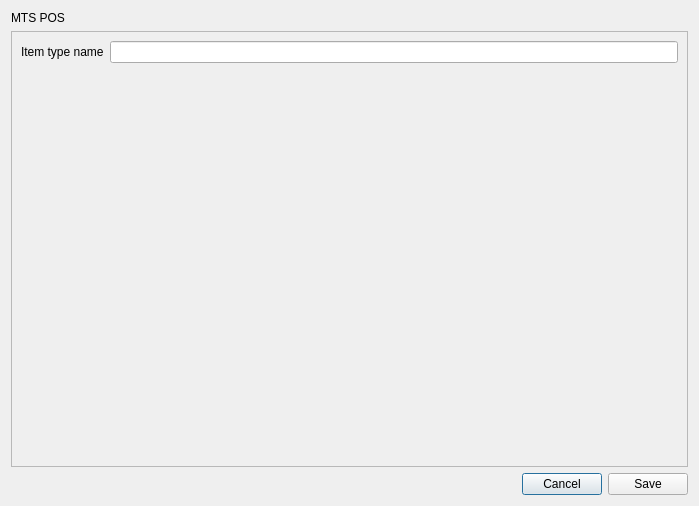
This is app/views/templates/generated/EditItemType.ui in rondalefloyd/mts-pos as Qt 5 draws it before an edit. The edited form follows.
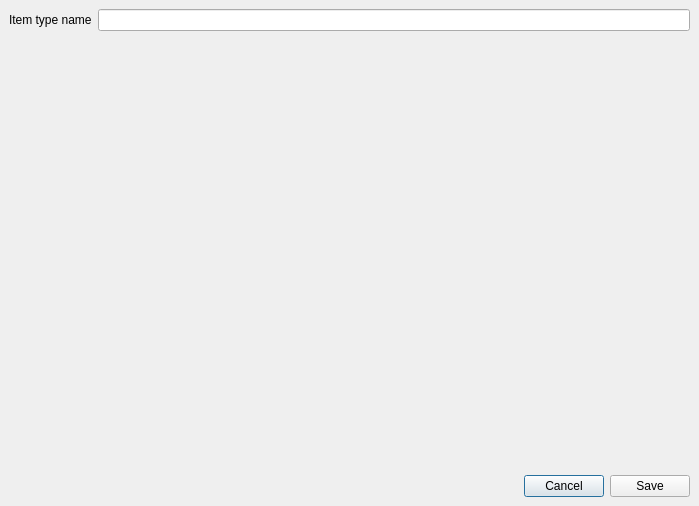
This is the edited form.

Diff of the .ui file:
```diff
--- a/app/views/templates/generated/EditItemType.ui
+++ b/app/views/templates/generated/EditItemType.ui
@@ -14,21 +14,26 @@
    <string>Edit item type</string>
   </property>
   <layout class="QVBoxLayout" name="verticalLayout">
-   <item>
-    <widget class="QLabel" name="label_6">
-     <property name="sizePolicy">
-      <sizepolicy hsizetype="Preferred" vsizetype="Fixed">
-       <horstretch>0</horstretch>
-       <verstretch>0</verstretch>
-      </sizepolicy>
-     </property>
-     <property name="text">
-      <string>MTS POS</string>
-     </property>
-    </widget>
-   </item>
+   <property name="spacing">
+    <number>0</number>
+   </property>
+   <property name="leftMargin">
+    <number>0</number>
+   </property>
+   <property name="topMargin">
+    <number>0</number>
+   </property>
+   <property name="rightMargin">
+    <number>0</number>
+   </property>
+   <property name="bottomMargin">
+    <number>0</number>
+   </property>
    <item>
     <widget class="QScrollArea" name="scrollArea">
+     <property name="frameShape">
+      <enum>QFrame::NoFrame</enum>
+     </property>
      <property name="widgetResizable">
       <bool>true</bool>
      </property>
@@ -37,8 +42,8 @@
        <rect>
         <x>0</x>
         <y>0</y>
-        <width>679</width>
-        <height>436</height>
+        <width>699</width>
+        <height>465</height>
        </rect>
       </property>
       <layout class="QFormLayout" name="formLayout">
@@ -57,7 +62,8 @@
     </widget>
    </item>
    <item>
-    <layout class="QHBoxLayout" name="horizontalLayout">
+    <widget class="QWidget" name="widget" native="true">
+     <layout class="QHBoxLayout" name="horizontalLayout_2">
      <item>
       <spacer name="horizontalSpacer">
        <property name="orientation">
@@ -86,6 +92,7 @@
       </widget>
      </item>
     </layout>
+    </widget>
    </item>
   </layout>
  </widget>
```
Left out of the diff: 2 changed lines with no effect on the pictures. Lines whose indentation alone changed are shown as unchanged.
